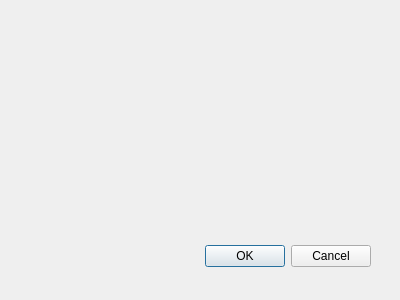
Qt form spu_similaridade_dialog_base.ui (guilhermehrn/spu-similaridade) before a commit.
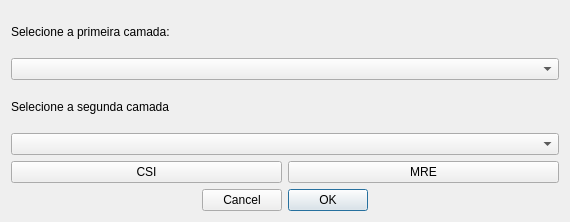
The same form after that commit.

Commit message: add class geometria

Diff of the .ui file:
```diff
--- a/spu_similaridade_dialog_base.ui
+++ b/spu_similaridade_dialog_base.ui
@@ -1,33 +1,93 @@
 <ui version="4.0" >
  <class>SpuSimilaridadeDialogBase</class>
- <widget class="QDialog" name="SpuSimilaridadeDialogBase" >
-  <property name="geometry" >
+ <widget class="QDialog" name="SpuSimilaridadeDialogBase">
+  <property name="geometry">
    <rect>
     <x>0</x>
     <y>0</y>
-    <width>400</width>
-    <height>300</height>
+    <width>570</width>
+    <height>222</height>
    </rect>
   </property>
   <property name="windowTitle" >
    <string>SPU Similaridade</string>
   </property>
-  <widget class="QDialogButtonBox" name="button_box" >
-   <property name="geometry" >
-    <rect>
-     <x>30</x>
-     <y>240</y>
-     <width>341</width>
-     <height>32</height>
-    </rect>
-   </property>
-   <property name="orientation" >
-    <enum>Qt::Horizontal</enum>
-   </property>
-   <property name="standardButtons" >
-    <set>QDialogButtonBox::Cancel|QDialogButtonBox::Ok</set>
-   </property>
-  </widget>
+  <layout class="QVBoxLayout" name="verticalLayout_4">
+   <item>
+    <layout class="QVBoxLayout" name="verticalLayout_2">
+     <item>
+      <widget class="QLabel" name="label">
+       <property name="text">
+        <string>Selecione a primeira camada:</string>
+       </property>
+      </widget>
+     </item>
+     <item>
+      <widget class="QComboBox" name="comboBox"/>
+     </item>
+     <item>
+      <widget class="QLabel" name="label_2">
+       <property name="text">
+        <string>Selecione a segunda camada</string>
+       </property>
+      </widget>
+     </item>
+     <item>
+      <widget class="QComboBox" name="comboBox_2"/>
+     </item>
+    </layout>
+   </item>
+   <item>
+    <layout class="QHBoxLayout" name="horizontalLayout">
+     <item>
+      <widget class="QPushButton" name="pushButton">
+       <property name="text">
+        <string>CSI</string>
+       </property>
+      </widget>
+     </item>
+     <item>
+      <widget class="QPushButton" name="pushButton_2">
+       <property name="text">
+        <string>MRE</string>
+       </property>
+      </widget>
+     </item>
+    </layout>
+   </item>
+   <item>
+    <layout class="QVBoxLayout" name="verticalLayout_3">
+     <item>
+      <widget class="QDialogButtonBox" name="button_box">
+       <property name="sizePolicy">
+        <sizepolicy hsizetype="Preferred" vsizetype="Fixed">
+         <horstretch>0</horstretch>
+         <verstretch>0</verstretch>
+        </sizepolicy>
+       </property>
+       <property name="contextMenuPolicy">
+        <enum>Qt::NoContextMenu</enum>
+       </property>
+       <property name="layoutDirection">
+        <enum>Qt::RightToLeft</enum>
+       </property>
+       <property name="autoFillBackground">
+        <bool>false</bool>
+       </property>
+       <property name="orientation">
+        <enum>Qt::Horizontal</enum>
+       </property>
+       <property name="standardButtons">
+        <set>QDialogButtonBox::Cancel|QDialogButtonBox::Ok</set>
+       </property>
+       <property name="centerButtons">
+        <bool>true</bool>
+       </property>
+      </widget>
+     </item>
+    </layout>
+   </item>
+  </layout>
  </widget>
  <resources/>
  <connections>
```
Left out of the diff: 29 changed lines with no effect on the pictures. The commit also changes 3 other files.
